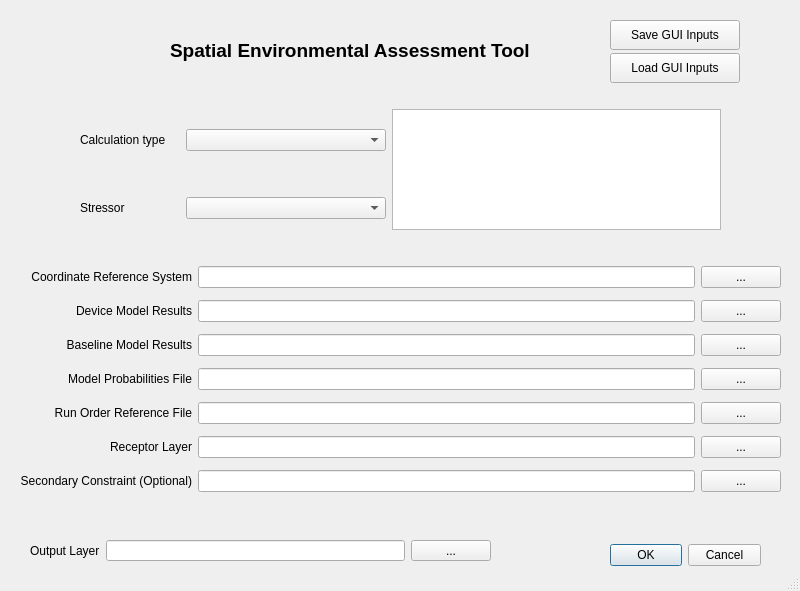
Qt form code/stressor_receptor_calc_dialog_base.ui (sandialabs/seat-qgis-plugin) before a commit.
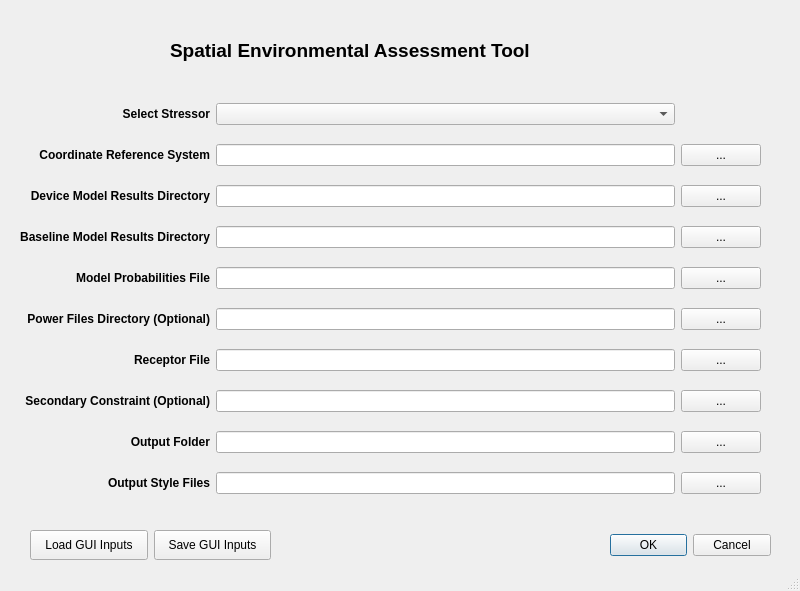
The same form after that commit. Icons and pictures are not drawn.

Patch:
```diff
--- a/code/stressor_receptor_calc_dialog_base.ui
+++ b/code/stressor_receptor_calc_dialog_base.ui
@@ -38,9 +38,9 @@
    <property name="geometry">
     <rect>
      <x>610</x>
-     <y>540</y>
-     <width>151</width>
-     <height>31</height>
+     <y>520</y>
+     <width>161</width>
+     <height>51</height>
     </rect>
    </property>
    <property name="orientation">
@@ -49,77 +49,125 @@
    <property name="standardButtons">
     <set>QDialogButtonBox::Cancel|QDialogButtonBox::Ok</set>
    </property>
+   <property name="centerButtons">
+    <bool>false</bool>
+   </property>
   </widget>
-  <widget class="QWidget" name="gridLayoutWidget_2">
+  <widget class="QLabel" name="label_2">
    <property name="geometry">
     <rect>
+     <x>70</x>
+     <y>30</y>
+     <width>91</width>
+     <height>41</height>
+    </rect>
+   </property>
+   <property name="maximumSize">
+    <size>
+     <width>91</width>
+     <height>41</height>
+    </size>
+   </property>
+   <property name="text">
+    <string/>
+   </property>
+   <property name="pixmap">
+    <pixmap>icon.png</pixmap>
+   </property>
+  </widget>
+  <widget class="QLabel" name="label_12">
+   <property name="geometry">
+    <rect>
+     <x>170</x>
+     <y>30</y>
+     <width>401</width>
+     <height>41</height>
+    </rect>
+   </property>
+   <property name="maximumSize">
+    <size>
+     <width>401</width>
+     <height>41</height>
+    </size>
+   </property>
+   <property name="text">
+    <string>&lt;html&gt;&lt;head/&gt;&lt;body&gt;&lt;p&gt;&lt;span style=&quot; font-size:14pt; font-weight:700;&quot;&gt;Spatial Environmental Assessment Tool&lt;/span&gt;&lt;/p&gt;&lt;/body&gt;&lt;/html&gt;</string>
+   </property>
+  </widget>
+  <widget class="QWidget" name="verticalLayoutWidget">
+   <property name="geometry">
+    <rect>
      <x>20</x>
-     <y>260</y>
-     <width>761</width>
-     <height>243</height>
+     <y>520</y>
+     <width>261</width>
+     <height>51</height>
     </rect>
    </property>
-   <layout class="QGridLayout" name="gridLayout_2">
-    <item row="2" column="0">
-     <widget class="QLabel" name="label_7">
+   <layout class="QHBoxLayout" name="horizontalLayout">
+    <property name="leftMargin">
+     <number>10</number>
+    </property>
+    <property name="topMargin">
+     <number>10</number>
+    </property>
+    <property name="rightMargin">
+     <number>10</number>
+    </property>
+    <property name="bottomMargin">
+     <number>10</number>
+    </property>
+    <item>
+     <widget class="QPushButton" name="load_input">
+      <property name="maximumSize">
+       <size>
+        <width>130</width>
+        <height>30</height>
+       </size>
+      </property>
+      <property name="text">
+       <string>Load GUI Inputs</string>
+      </property>
+     </widget>
+    </item>
+    <item>
+     <widget class="QPushButton" name="save_input">
+      <property name="maximumSize">
+       <size>
+        <width>130</width>
+        <height>30</height>
+       </size>
+      </property>
+      <property name="text">
+       <string>Save GUI Inputs</string>
+      </property>
+     </widget>
+    </item>
+   </layout>
+  </widget>
+  <widget class="QWidget" name="layoutWidget">
+   <property name="geometry">
+    <rect>
+     <x>20</x>
+     <y>90</y>
+     <width>741</width>
+     <height>421</height>
+    </rect>
+   </property>
+   <layout class="QGridLayout" name="gridLayout">
+    <item row="0" column="0">
+     <widget class="QLabel" name="label_6">
       <property name="toolTip">
        <string>&lt;html&gt;&lt;head/&gt;&lt;body&gt;&lt;p&gt;Model results with marine energy devices present. Accepts a single NetCDF file or directory contining a collection of files.&lt;/p&gt;&lt;/body&gt;&lt;/html&gt;</string>
       </property>
       <property name="text">
-       <string>&lt;html&gt;&lt;head/&gt;&lt;body&gt;&lt;p align=&quot;right&quot;&gt;Baseline Model Results&lt;/p&gt;&lt;/body&gt;&lt;/html&gt;</string>
+       <string>&lt;html&gt;&lt;head/&gt;&lt;body&gt;&lt;p align=&quot;right&quot;&gt;&lt;span style=&quot; font-weight:600;&quot;&gt;Select Stressor&lt;/span&gt;&lt;/p&gt;&lt;/body&gt;&lt;/html&gt;</string>
       </property>
      </widget>
     </item>
     <item row="0" column="1">
-     <widget class="QLineEdit" name="crs"/>
-    </item>
-    <item row="4" column="0">
-     <widget class="QLabel" name="label_9">
-      <property name="toolTip">
-       <string>&lt;html&gt;&lt;head/&gt;&lt;body&gt;&lt;p&gt;Run order reference CSV file.&lt;/p&gt;&lt;/body&gt;&lt;/html&gt;</string>
-      </property>
-      <property name="text">
-       <string>&lt;html&gt;&lt;head/&gt;&lt;body&gt;&lt;p align=&quot;right&quot;&gt;Run Order Reference File&lt;/p&gt;&lt;/body&gt;&lt;/html&gt;</string>
-      </property>
-      <property name="wordWrap">
-       <bool>true</bool>
-      </property>
-     </widget>
-    </item>
-    <item row="5" column="0">
-     <widget class="QLabel" name="label_11">
-      <property name="toolTip">
-       <string>&lt;html&gt;&lt;head/&gt;&lt;body&gt;&lt;p&gt;Raster layer of receptors.&lt;/p&gt;&lt;/body&gt;&lt;/html&gt;</string>
-      </property>
-      <property name="text">
-       <string>&lt;html&gt;&lt;head/&gt;&lt;body&gt;&lt;p align=&quot;right&quot;&gt;Receptor Layer&lt;/p&gt;&lt;/body&gt;&lt;/html&gt;</string>
-      </property>
-      <property name="wordWrap">
-       <bool>true</bool>
-      </property>
-     </widget>
+     <widget class="QComboBox" name="stressor_comboBox"/>
     </item>
     <item row="1" column="0">
-     <widget class="QLabel" name="label">
-      <property name="toolTip">
-       <string>&lt;html&gt;&lt;head/&gt;&lt;body&gt;&lt;p&gt;Model results with marine energy devices present. Accepts a single NetCDF file or directory contining a collection of files.&lt;/p&gt;&lt;/body&gt;&lt;/html&gt;</string>
-      </property>
-      <property name="text">
-       <string>&lt;html&gt;&lt;head/&gt;&lt;body&gt;&lt;p align=&quot;right&quot;&gt;Device Model Results&lt;/p&gt;&lt;/body&gt;&lt;/html&gt;</string>
-      </property>
-     </widget>
-    </item>
-    <item row="6" column="0">
-     <widget class="QLabel" name="label_3">
-      <property name="toolTip">
-       <string>&lt;html&gt;&lt;head/&gt;&lt;body&gt;&lt;p&gt;Secondary constraint (optional).&lt;/p&gt;&lt;/body&gt;&lt;/html&gt;</string>
-      </property>
-      <property name="text">
-       <string>&lt;html&gt;&lt;head/&gt;&lt;body&gt;&lt;p align=&quot;right&quot;&gt;Secondary Constraint (Optional)&lt;/p&gt;&lt;/body&gt;&lt;/html&gt;</string>
-      </property>
-     </widget>
-    </item>
-    <item row="0" column="0">
      <widget class="QLabel" name="label_10">
       <property name="toolTip">
        <string>&lt;html&gt;&lt;head/&gt;&lt;body&gt;&lt;p&gt;Spatial coordnate reference system ID (ie. 4326)&lt;/p&gt;&lt;/body&gt;&lt;/html&gt;</string>
@@ -128,165 +176,173 @@
        <string>&lt;html&gt;&lt;head/&gt;&lt;body&gt;&lt;p&gt;Spatial coordnate reference system ID (ie. 4326)&lt;/p&gt;&lt;/body&gt;&lt;/html&gt;</string>
       </property>
       <property name="text">
-       <string>&lt;html&gt;&lt;head/&gt;&lt;body&gt;&lt;p align=&quot;right&quot;&gt;Coordinate Reference System&lt;/p&gt;&lt;/body&gt;&lt;/html&gt;</string>
+       <string>&lt;html&gt;&lt;head/&gt;&lt;body&gt;&lt;p align=&quot;right&quot;&gt;&lt;span style=&quot; font-weight:600;&quot;&gt;Coordinate Reference System&lt;/span&gt;&lt;/p&gt;&lt;/body&gt;&lt;/html&gt;</string>
       </property>
       <property name="wordWrap">
        <bool>true</bool>
       </property>
      </widget>
     </item>
-    <item row="3" column="0">
-     <widget class="QLabel" name="label_8">
-      <property name="toolTip">
-       <string>&lt;html&gt;&lt;head/&gt;&lt;body&gt;&lt;p&gt;CSV file of model runs and associated probabilities.&lt;/p&gt;&lt;/body&gt;&lt;/html&gt;</string>
-      </property>
-      <property name="text">
-       <string>&lt;html&gt;&lt;head/&gt;&lt;body&gt;&lt;p align=&quot;right&quot;&gt;Model Probabilities File&lt;/p&gt;&lt;/body&gt;&lt;/html&gt;</string>
-      </property>
-      <property name="wordWrap">
-       <bool>true</bool>
-      </property>
-     </widget>
-    </item>
-    <item row="0" column="2">
-     <widget class="QPushButton" name="crs_button">
-      <property name="text">
-       <string>...</string>
-      </property>
-     </widget>
-    </item>
     <item row="1" column="1">
-     <widget class="QLineEdit" name="device_present"/>
+     <widget class="QLineEdit" name="crs"/>
     </item>
     <item row="1" column="2">
-     <widget class="QPushButton" name="pushButton">
+     <widget class="QPushButton" name="crs_button">
       <property name="text">
        <string>...</string>
       </property>
      </widget>
     </item>
+    <item row="2" column="0">
+     <widget class="QLabel" name="label">
+      <property name="toolTip">
+       <string>&lt;html&gt;&lt;head/&gt;&lt;body&gt;&lt;p&gt;Model results with marine energy devices present. Accepts a single NetCDF file or directory contining a collection of files.&lt;/p&gt;&lt;/body&gt;&lt;/html&gt;</string>
+      </property>
+      <property name="text">
+       <string>&lt;html&gt;&lt;head/&gt;&lt;body&gt;&lt;p align=&quot;right&quot;&gt;&lt;span style=&quot; font-weight:600;&quot;&gt;Device Model Results Directory&lt;/span&gt;&lt;/p&gt;&lt;/body&gt;&lt;/html&gt;</string>
+      </property>
+     </widget>
+    </item>
     <item row="2" column="1">
-     <widget class="QLineEdit" name="device_not_present"/>
+     <widget class="QLineEdit" name="device_present"/>
     </item>
     <item row="2" column="2">
-     <widget class="QPushButton" name="pushButton_5">
+     <widget class="QPushButton" name="device_pushButton">
       <property name="text">
        <string>...</string>
       </property>
      </widget>
     </item>
+    <item row="3" column="0">
+     <widget class="QLabel" name="label_7">
+      <property name="toolTip">
+       <string>&lt;html&gt;&lt;head/&gt;&lt;body&gt;&lt;p&gt;Model results with marine energy devices present. Accepts a single NetCDF file or directory contining a collection of files.&lt;/p&gt;&lt;/body&gt;&lt;/html&gt;</string>
+      </property>
+      <property name="text">
+       <string>&lt;html&gt;&lt;head/&gt;&lt;body&gt;&lt;p align=&quot;right&quot;&gt;&lt;span style=&quot; font-weight:600;&quot;&gt;Baseline Model Results Directory&lt;/span&gt;&lt;/p&gt;&lt;/body&gt;&lt;/html&gt;</string>
+      </property>
+     </widget>
+    </item>
     <item row="3" column="1">
-     <widget class="QLineEdit" name="bc_prob"/>
+     <widget class="QLineEdit" name="device_not_present"/>
     </item>
     <item row="3" column="2">
-     <widget class="QPushButton" name="pushButton_6">
+     <widget class="QPushButton" name="no_device_pushButton">
       <property name="text">
        <string>...</string>
       </property>
      </widget>
     </item>
+    <item row="4" column="0">
+     <widget class="QLabel" name="label_8">
+      <property name="toolTip">
+       <string>&lt;html&gt;&lt;head/&gt;&lt;body&gt;&lt;p&gt;CSV file of model runs and associated probabilities.&lt;/p&gt;&lt;/body&gt;&lt;/html&gt;</string>
+      </property>
+      <property name="text">
+       <string>&lt;html&gt;&lt;head/&gt;&lt;body&gt;&lt;p align=&quot;right&quot;&gt;&lt;span style=&quot; font-weight:600;&quot;&gt;Model Probabilities File&lt;/span&gt;&lt;/p&gt;&lt;/body&gt;&lt;/html&gt;</string>
+      </property>
+      <property name="wordWrap">
+       <bool>true</bool>
+      </property>
+     </widget>
+    </item>
     <item row="4" column="1">
-     <widget class="QLineEdit" name="run_order"/>
+     <widget class="QLineEdit" name="bc_prob"/>
     </item>
     <item row="4" column="2">
-     <widget class="QPushButton" name="pushButton_7">
+     <widget class="QPushButton" name="bc_prob_pushButton">
       <property name="text">
        <string>...</string>
       </property>
      </widget>
     </item>
+    <item row="5" column="0">
+     <widget class="QLabel" name="label_9">
+      <property name="toolTip">
+       <string>&lt;html&gt;&lt;head/&gt;&lt;body&gt;&lt;p&gt;Power Files (.OUT) optioal (.pol file)&lt;/p&gt;&lt;/body&gt;&lt;/html&gt;</string>
+      </property>
+      <property name="text">
+       <string>&lt;html&gt;&lt;head/&gt;&lt;body&gt;&lt;p align=&quot;right&quot;&gt;&lt;span style=&quot; font-weight:600;&quot;&gt;Power Files Directory (Optional)&lt;/span&gt;&lt;/p&gt;&lt;/body&gt;&lt;/html&gt;</string>
+      </property>
+      <property name="wordWrap">
+       <bool>true</bool>
+      </property>
+     </widget>
+    </item>
     <item row="5" column="1">
-     <widget class="QLineEdit" name="receptor_file"/>
+     <widget class="QLineEdit" name="power_files"/>
     </item>
     <item row="5" column="2">
-     <widget class="QPushButton" name="receptor_button">
+     <widget class="QPushButton" name="power_files_pushButton">
       <property name="text">
        <string>...</string>
       </property>
      </widget>
     </item>
+    <item row="6" column="0">
+     <widget class="QLabel" name="label_11">
+      <property name="toolTip">
+       <string>&lt;html&gt;&lt;head/&gt;&lt;body&gt;&lt;p&gt;Receptor File (GeoTiff Raster or CSV file)&lt;/p&gt;&lt;p&gt;Shear Stress =&amp;gt; Grain Size Receptor&lt;/p&gt;&lt;/body&gt;&lt;/html&gt;</string>
+      </property>
+      <property name="text">
+       <string>&lt;html&gt;&lt;head/&gt;&lt;body&gt;&lt;p align=&quot;right&quot;&gt;&lt;span style=&quot; font-weight:600;&quot;&gt;Receptor File&lt;/span&gt;&lt;/p&gt;&lt;/body&gt;&lt;/html&gt;</string>
+      </property>
+      <property name="wordWrap">
+       <bool>true</bool>
+      </property>
+     </widget>
+    </item>
     <item row="6" column="1">
-     <widget class="QLineEdit" name="sc_file"/>
+     <widget class="QLineEdit" name="receptor_file"/>
     </item>
     <item row="6" column="2">
-     <widget class="QPushButton" name="pushButton_3">
+     <widget class="QPushButton" name="receptor_button">
       <property name="text">
        <string>...</string>
       </property>
      </widget>
     </item>
-   </layout>
-  </widget>
-  <widget class="QWidget" name="gridLayoutWidget">
-   <property name="geometry">
-    <rect>
-     <x>20</x>
-     <y>530</y>
-     <width>481</width>
-     <height>41</height>
-    </rect>
-   </property>
-   <layout class="QGridLayout" name="gridLayout">
-    <property name="leftMargin">
-     <number>10</number>
-    </property>
-    <property name="topMargin">
-     <number>10</number>
-    </property>
-    <property name="rightMargin">
-     <number>10</number>
-    </property>
-    <property name="bottomMargin">
-     <number>10</number>
-    </property>
-    <item row="0" column="1">
-     <widget class="QLineEdit" name="ofile"/>
+    <item row="7" column="0">
+     <widget class="QLabel" name="label_3">
+      <property name="toolTip">
+       <string>&lt;html&gt;&lt;head/&gt;&lt;body&gt;&lt;p&gt;Secondary constraint (optional).&lt;/p&gt;&lt;/body&gt;&lt;/html&gt;</string>
+      </property>
+      <property name="text">
+       <string>&lt;html&gt;&lt;head/&gt;&lt;body&gt;&lt;p align=&quot;right&quot;&gt;&lt;span style=&quot; font-weight:600;&quot;&gt;Secondary Constraint (Optional)&lt;/span&gt;&lt;/p&gt;&lt;/body&gt;&lt;/html&gt;</string>
+      </property>
+     </widget>
     </item>
-    <item row="0" column="0">
+    <item row="7" column="1">
+     <widget class="QLineEdit" name="sc_file"/>
+    </item>
+    <item row="7" column="2">
+     <widget class="QPushButton" name="secondary_constraint_pushButton">
+      <property name="text">
+       <string>...</string>
+      </property>
+     </widget>
+    </item>
+    <item row="8" column="0">
      <widget class="QLabel" name="label_4">
       <property name="toolTip">
        <string>&lt;html&gt;&lt;head/&gt;&lt;body&gt;&lt;p&gt;Model output layer.&lt;/p&gt;&lt;/body&gt;&lt;/html&gt;</string>
       </property>
       <property name="text">
-       <string>Output Layer</string>
+       <string>&lt;html&gt;&lt;head/&gt;&lt;body&gt;&lt;p align=&quot;right&quot;&gt;&lt;span style=&quot; font-weight:600;&quot;&gt;Output Folder&lt;/span&gt;&lt;/p&gt;&lt;/body&gt;&lt;/html&gt;</string>
       </property>
      </widget>
     </item>
-    <item row="0" column="2">
-     <widget class="QPushButton" name="pushButton_4">
+    <item row="8" column="1">
+     <widget class="QLineEdit" name="output_folder"/>
+    </item>
+    <item row="8" column="2">
+     <widget class="QPushButton" name="output_pushButton">
       <property name="text">
        <string>...</string>
       </property>
      </widget>
     </item>
-   </layout>
-  </widget>
-  <widget class="QWidget" name="gridLayoutWidget_3">
-   <property name="geometry">
-    <rect>
-     <x>70</x>
-     <y>90</y>
-     <width>661</width>
-     <height>161</height>
-    </rect>
-   </property>
-   <layout class="QGridLayout" name="gridLayout_3" rowstretch="0,0" columnstretch="0,0,0" columnminimumwidth="100,200,300">
-    <property name="leftMargin">
-     <number>10</number>
-    </property>
-    <property name="topMargin">
-     <number>10</number>
-    </property>
-    <property name="rightMargin">
-     <number>10</number>
-    </property>
-    <property name="bottomMargin">
-     <number>10</number>
-    </property>
-    <item row="1" column="1">
-     <widget class="QComboBox" name="stressor_comboBox"/>
-    </item>
-    <item row="0" column="0">
+    <item row="9" column="0">
      <widget class="QLabel" name="label_5">
       <property name="minimumSize">
        <size>
@@ -294,141 +350,21 @@
         <height>16</height>
        </size>
       </property>
-      <property name="text">
-       <string>Calculation type</string>
-      </property>
-     </widget>
-    </item>
-    <item row="0" column="2" rowspan="2">
-     <widget class="QTableWidget" name="tableWidget">
-      <property name="minimumSize">
-       <size>
-        <width>0</width>
-        <height>112</height>
-       </size>
-      </property>
       <property name="toolTip">
        <string>&lt;html&gt;&lt;head/&gt;&lt;body&gt;&lt;p&gt;Style files for data display.&lt;/p&gt;&lt;/body&gt;&lt;/html&gt;</string>
       </property>
-     </widget>
-    </item>
-    <item row="1" column="0">
-     <widget class="QLabel" name="label_6">
       <property name="text">
-       <string>Stressor</string>
+       <string>&lt;html&gt;&lt;head/&gt;&lt;body&gt;&lt;p align=&quot;right&quot;&gt;&lt;span style=&quot; font-weight:600;&quot;&gt;Output Style Files&lt;/span&gt;&lt;/p&gt;&lt;/body&gt;&lt;/html&gt;</string>
       </property>
      </widget>
     </item>
-    <item row="0" column="1">
-     <widget class="QComboBox" name="comboBox">
-      <property name="minimumSize">
-       <size>
-        <width>103</width>
-        <height>0</height>
-       </size>
-      </property>
-     </widget>
+    <item row="9" column="1">
+     <widget class="QLineEdit" name="output_stylefile"/>
     </item>
-   </layout>
-  </widget>
-  <widget class="QLabel" name="label_2">
-   <property name="geometry">
-    <rect>
-     <x>70</x>
-     <y>30</y>
-     <width>91</width>
-     <height>41</height>
-    </rect>
-   </property>
-   <property name="maximumSize">
-    <size>
-     <width>91</width>
-     <height>41</height>
-    </size>
-   </property>
-   <property name="text">
-    <string/>
-   </property>
-   <property name="pixmap">
-    <pixmap>icon.png</pixmap>
-   </property>
-  </widget>
-  <widget class="QLabel" name="label_12">
-   <property name="geometry">
-    <rect>
-     <x>170</x>
-     <y>30</y>
-     <width>401</width>
-     <height>41</height>
-    </rect>
-   </property>
-   <property name="maximumSize">
-    <size>
-     <width>401</width>
-     <height>41</height>
-    </size>
-   </property>
-   <property name="text">
-    <string>&lt;html&gt;&lt;head/&gt;&lt;body&gt;&lt;p&gt;&lt;span style=&quot; font-size:14pt; font-weight:700;&quot;&gt;Spatial Environmental Assessment Tool&lt;/span&gt;&lt;/p&gt;&lt;/body&gt;&lt;/html&gt;</string>
-   </property>
-  </widget>
-  <widget class="QWidget" name="verticalLayoutWidget">
-   <property name="geometry">
-    <rect>
-     <x>600</x>
-     <y>10</y>
-     <width>151</width>
-     <height>80</height>
-    </rect>
-   </property>
-   <layout class="QVBoxLayout" name="verticalLayout_2">
-    <property name="leftMargin">
-     <number>10</number>
-    </property>
-    <property name="topMargin">
-     <number>10</number>
-    </property>
-    <property name="rightMargin">
-     <number>10</number>
-    </property>
-    <property name="bottomMargin">
-     <number>10</number>
-    </property>
-    <item>
-     <widget class="QPushButton" name="save_input">
-      <property name="minimumSize">
-       <size>
-        <width>130</width>
-        <height>30</height>
-       </size>
-      </property>
-      <property name="maximumSize">
-       <size>
-        <width>130</width>
-        <height>30</height>
-       </size>
-      </property>
+    <item row="9" column="2">
+     <widget class="QPushButton" name="select_stylefile_button">
       <property name="text">
-       <string>Save GUI Inputs</string>
-      </property>
-     </widget>
-    </item>
-    <item>
-     <widget class="QPushButton" name="load_input">
-      <property name="minimumSize">
-       <size>
-        <width>130</width>
-        <height>30</height>
-       </size>
-      </property>
-      <property name="maximumSize">
-       <size>
-        <width>130</width>
-        <height>30</height>
-       </size>
-      </property>
-      <property name="text">
-       <string>Load GUI Inputs</string>
+       <string>...</string>
       </property>
      </widget>
     </item>
```
Left out of the diff: 4 changed lines with no effect on the pictures.
